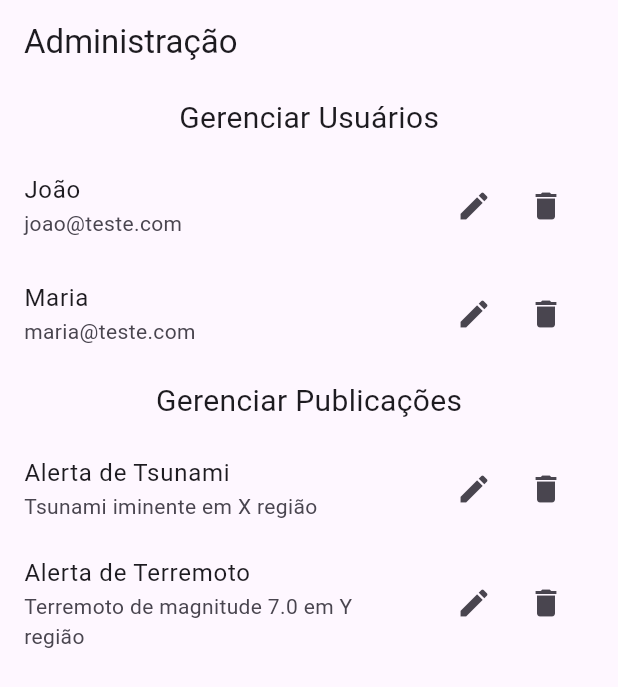
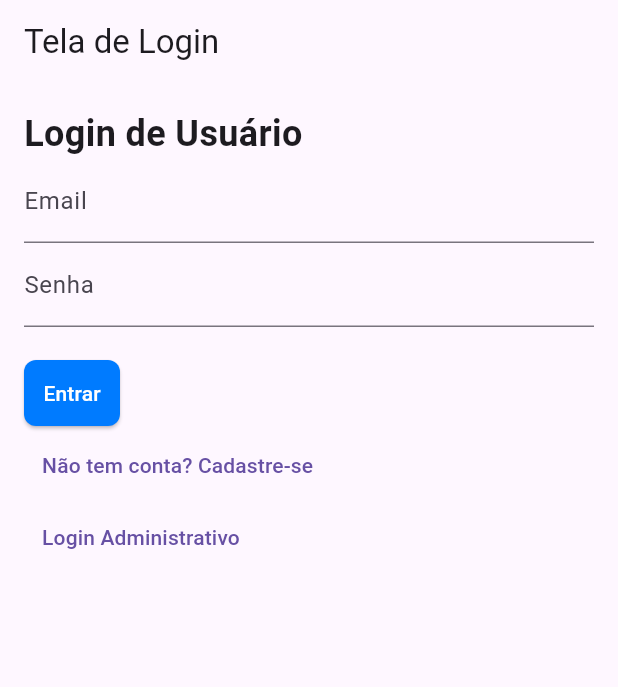
Before and after one commit to TechTitans1233/ForumApp, a Flutter app: the screen it shows after launch, on a phone screen of 412 x 824 dp. Shown: the top 687 px of the screen. Run offline on Flutter 3.47's test engine with Material 3 defaults, Android fonts, the phone set to English and light mode, and no system bars.

Commit message:
Implementação da Tela Login

```diff
--- /dev/null
+++ b/lib/Modelos/Modelos_Login.dart
@@ -0,0 +1,15 @@
+class ModeloLogin {
+  String email;
+  String senha;
+
+  ModeloLogin({
+    required this.email,
+    required this.senha,
+  });
+
+  // Método para validar o login de um usuário
+  bool validarLogin() {
+    // Exemplo de validação, você pode adicionar lógica real
+    return email == 'user@example.com' && senha == 'userpassword';
+  }
+}
--- /dev/null
+++ b/lib/Telas/Tela_Login.dart
@@ -0,0 +1,144 @@
+import 'package:flutter/material.dart';
+import '../Modelos/Modelo_Login.dart';
+
+class TelaLogin extends StatefulWidget {
+  @override
+  _TelaLoginState createState() => _TelaLoginState();
+}
+
+class _TelaLoginState extends State<TelaLogin> {
+  final _formKey = GlobalKey<FormState>();
+  String email = '';
+  String password = '';
+  String adminPassword = '';
+
+  @override
+  Widget build(BuildContext context) {
+    return Scaffold(
+      appBar: AppBar(
+        title: Text('Tela de Login'),
+      ),
+      body: Padding(
+        padding: const EdgeInsets.all(16.0),
+        child: ListView(
+          children: [
+            // Login de Usuário
+            Form(
+              key: _formKey,
+              child: Column(
+                crossAxisAlignment: CrossAxisAlignment.start,
+                children: [
+                  Text(
+                    'Login de Usuário',
+                    style: TextStyle(fontSize: 24, fontWeight: FontWeight.bold),
+                  ),
+                  TextFormField(
+                    decoration: InputDecoration(labelText: 'Email'),
+                    onChanged: (value) {
+                      setState(() {
+                        email = value;
+                      });
+                    },
+                    validator: (value) {
+                      if (value == null || value.isEmpty) {
+                        return 'Digite seu email';
+                      }
+                      return null;
+                    },
+                  ),
+                  TextFormField(
+                    obscureText: true,
+                    decoration: InputDecoration(labelText: 'Senha'),
+                    onChanged: (value) {
+                      setState(() {
+                        password = value;
+                      });
+                    },
+                    validator: (value) {
+                      if (value == null || value.isEmpty) {
+                        return 'Digite sua senha';
+                      }
+                      return null;
+                    },
+                  ),
+                  SizedBox(height: 20),
+                  ElevatedButton(
+                    style: ElevatedButton.styleFrom(
+                      backgroundColor: Color(0xFF007bff),
+                      foregroundColor: Colors
+                          .white, // Corrigido de onPrimary para foregroundColor
+                      padding: EdgeInsets.symmetric(vertical: 12),
+                      shape: RoundedRectangleBorder(
+                        borderRadius: BorderRadius.circular(8),
+                      ),
+                    ),
+                    onPressed: () {
+                      if (_formKey.currentState?.validate() ?? false) {
+                        // Validar email e senha
+                        if (email == 'user@example.com' &&
+                            password == 'userpassword') {
+                          ScaffoldMessenger.of(context).showSnackBar(SnackBar(
+                              content: Text('Login realizado com sucesso')));
+                          Navigator.pushReplacementNamed(context, '/admin');
+                        } else {
+                          ScaffoldMessenger.of(context).showSnackBar(SnackBar(
+                              content: Text('Email ou senha incorretos')));
+                        }
+                      }
+                    },
+                    child: Text('Entrar'),
+                  ),
+                  TextButton(
+                    onPressed: () {
+                      // Exemplo de navegação para tela de cadastro
+                      Navigator.pushNamed(context, '/cadastro');
+                    },
+                    child: Text('Não tem conta? Cadastre-se'),
+                  ),
+                  TextButton(
+                    onPressed: () {
+                      // Exemplo de login administrativo
+                      showDialog(
+                        context: context,
+                        builder: (context) => AlertDialog(
+                          title: Text('Login Administrativo'),
+                          content: TextFormField(
+                            obscureText: true,
+                            decoration: InputDecoration(
+                                labelText: 'Senha Administrativa'),
+                            onChanged: (value) {
+                              setState(() {
+                                adminPassword = value;
+                              });
+                            },
+                          ),
+                          actions: [
+                            TextButton(
+                              onPressed: () {
+                                if (adminPassword == 'admin123') {
+                                  Navigator.pushReplacementNamed(
+                                      context, '/admin');
+                                } else {
+                                  ScaffoldMessenger.of(context).showSnackBar(
+                                      SnackBar(
+                                          content: Text(
+                                              'Senha administrativa incorreta')));
+                                }
+                              },
+                              child: Text('Entrar'),
+                            ),
+                          ],
+                        ),
+                      );
+                    },
+                    child: Text('Login Administrativo'),
+                  ),
+                ],
+              ),
+            ),
+          ],
+        ),
+      ),
+    );
+  }
+}
--- a/lib/main.dart
+++ b/lib/main.dart
@@ -1,21 +1,22 @@
 import 'package:flutter/material.dart';
-import 'telas/Tela_admin.dart'; // Importando a tela corretamente após a mudança de pasta
+import 'Telas/Tela_Login.dart';
+import 'Telas/Tela_Admin.dart'; // Importando a tela administrativa
 
 void main() {
-  runApp(const MyApp());
+  runApp(MyApp());
 }
 
 class MyApp extends StatelessWidget {
-  const MyApp({super.key});
-
   @override
   Widget build(BuildContext context) {
     return MaterialApp(
-      title: 'Sistema de Alertas',
-      theme: ThemeData(
-        primarySwatch: Colors.blue,
-      ),
-      home: const TelaAdmin(), // Tela inicial apontando para TelaAdmin
+      title: 'Flutter App',
+      initialRoute: '/',
+      routes: {
+        '/': (context) => TelaLogin(),
+        // Agora a TelaAdmin está corretamente definida
+        '/admin': (context) => TelaAdmin(),
+      },
     );
   }
 }
```
